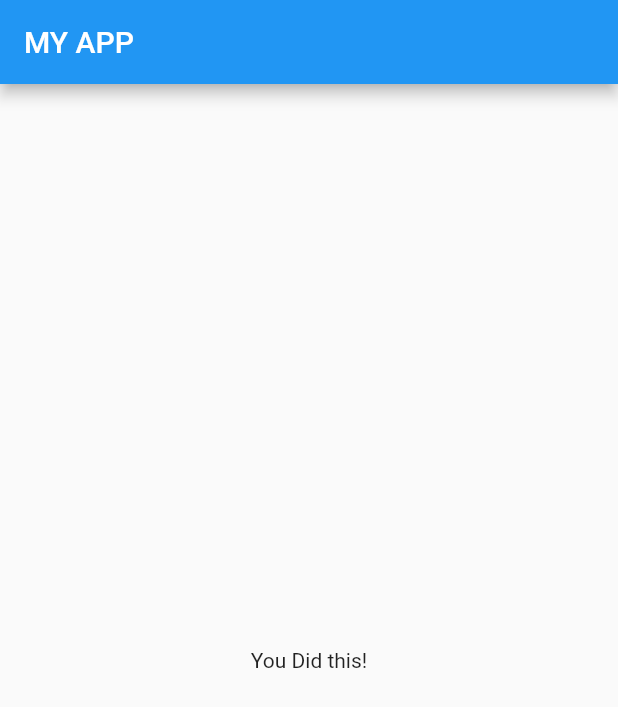
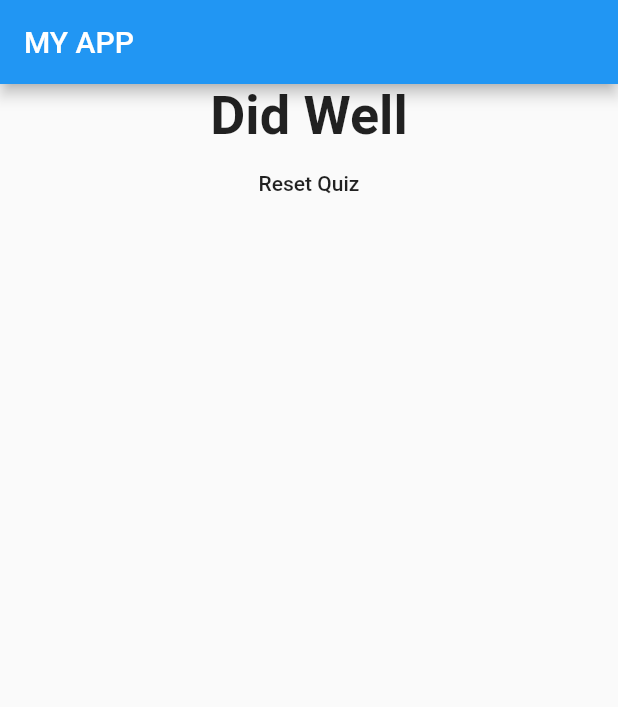
Before and after one commit to kumol/QuizAppFlutter, a Flutter app: the screen it shows after launch, after a tap on "Nazrul", after a tap on "Drama", on a phone screen of 412 x 824 dp. Shown: the top 707 px of the screen. Run offline on Flutter 3.47's test engine with Material 2 defaults, Android fonts, the phone set to English and light mode, and no system bars.

Commit message:
quiz  test application developed

```diff
--- a/lib/main.dart
+++ b/lib/main.dart
@@ -17,22 +17,41 @@ class MyApp extends StatefulWidget {
 
 class _MyAppState extends State<MyApp> {
   var _questionIndex = 0;
-  void _action() {
+  var _totalScore = 0;
+  void _action(int score) {
+    _totalScore += score;
     setState(() {
       _questionIndex += 1;
     });
     print("clicked");
   }
 
+  void _resetQuiz() {
+    setState(() {
+      _questionIndex = 0;
+      _totalScore = 0;
+    });
+  }
+
   Widget build(BuildContext context) {
     var questions = [
       {
         "questionText": "What is your favourite Person?",
-        "answers": ["Nazrul", "Rabindra", "Salman", "Amir"]
+        "answers": [
+          {"text": "Nazrul", "score": 10},
+          {"text": "Rabindra", "score": 3},
+          {"text": "Salman", "score": 9},
+          {"text": "Amir", "score": 6}
+        ]
       },
       {
         "questionText": "What is your favourite Book?",
-        "answers": ["Poem", "Drama", "Novel", "Story"]
+        "answers": [
+          {"text": "Poem", "score": 5},
+          {"text": "Drama", "score": 8},
+          {"text": "Novel", "score": 6},
+          {"text": "Story", "score": 10}
+        ]
       }
     ];
     return MaterialApp(
@@ -46,7 +65,7 @@ class _MyAppState extends State<MyApp> {
                 getSelect: _action,
                 index: _questionIndex,
               )
-            : Result(),
+            : Result(_totalScore, _resetQuiz),
       ),
     );
   }
--- a/lib/question.dart
+++ b/lib/question.dart
@@ -9,7 +9,7 @@ class Question extends StatelessWidget {
     return Container(
       width: double.infinity,
       margin: EdgeInsets.all(10),
-      child: Text(this.questionText,
+      child: Text(questionText,
           style: TextStyle(fontSize: 28), textAlign: TextAlign.center),
     );
   }
--- a/lib/quiz.dart
+++ b/lib/quiz.dart
@@ -15,8 +15,9 @@ class Quiz extends StatelessWidget {
         child: Column(
       children: [
         Question(question[index]["questionText"]),
-        ...(question[index]["answers"] as List<String>).map((answer) {
-          return Answer(getSelect, answer);
+        ...(question[index]["answers"] as List<Map<String, Object>>)
+            .map((answer) {
+          return Answer(() => getSelect(answer["score"]), answer["text"]);
         }).toList()
       ],
     ));
--- a/lib/result.dart
+++ b/lib/result.dart
@@ -1,12 +1,29 @@
 import 'package:flutter/material.dart';
 
 class Result extends StatelessWidget {
+  final int totalScore;
+  final Function resetQuiz;
+  Result(this.totalScore, this.resetQuiz);
+  String get resultPharse {
+    return totalScore > 10 ? "Did Well" : "Best of luck for next time!";
+  }
+
   @override
   Widget build(BuildContext context) {
     return Container(
       child: Center(
-        child: Text("You Did this!"),
-      ),
+          child: Column(
+        children: [
+          Text(
+            resultPharse,
+            style: TextStyle(fontSize: 36, fontWeight: FontWeight.bold),
+          ),
+          FlatButton(
+            child: Text("Reset Quiz"),
+            onPressed: resetQuiz,
+          )
+        ],
+      )),
     );
   }
 }
```
